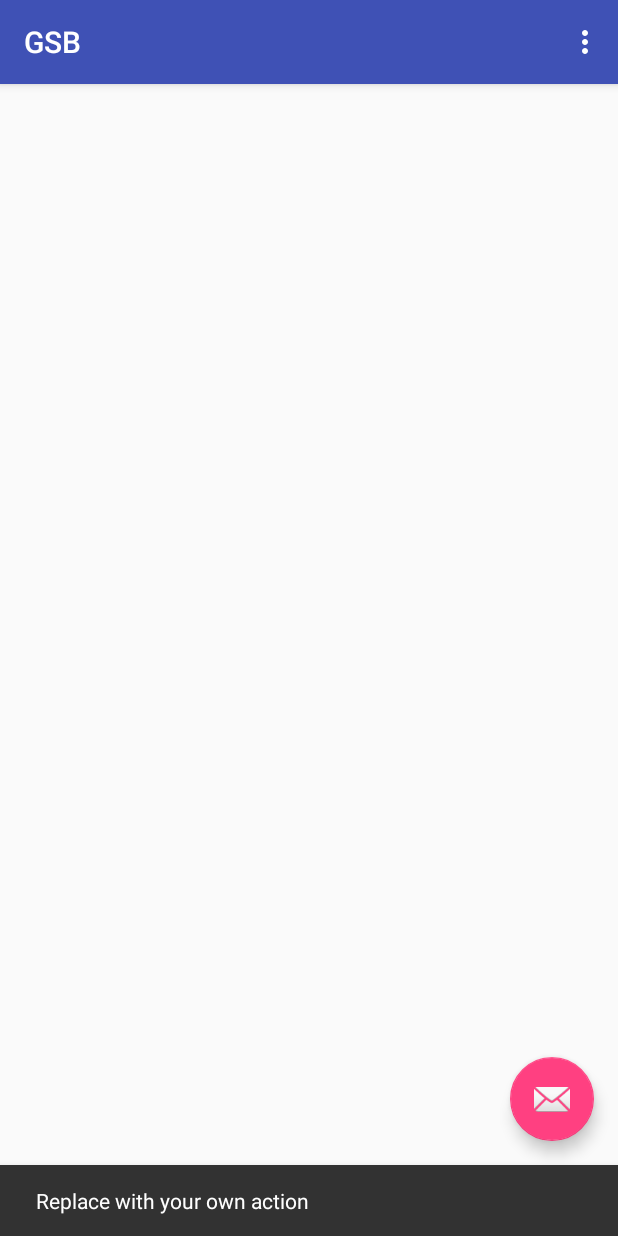
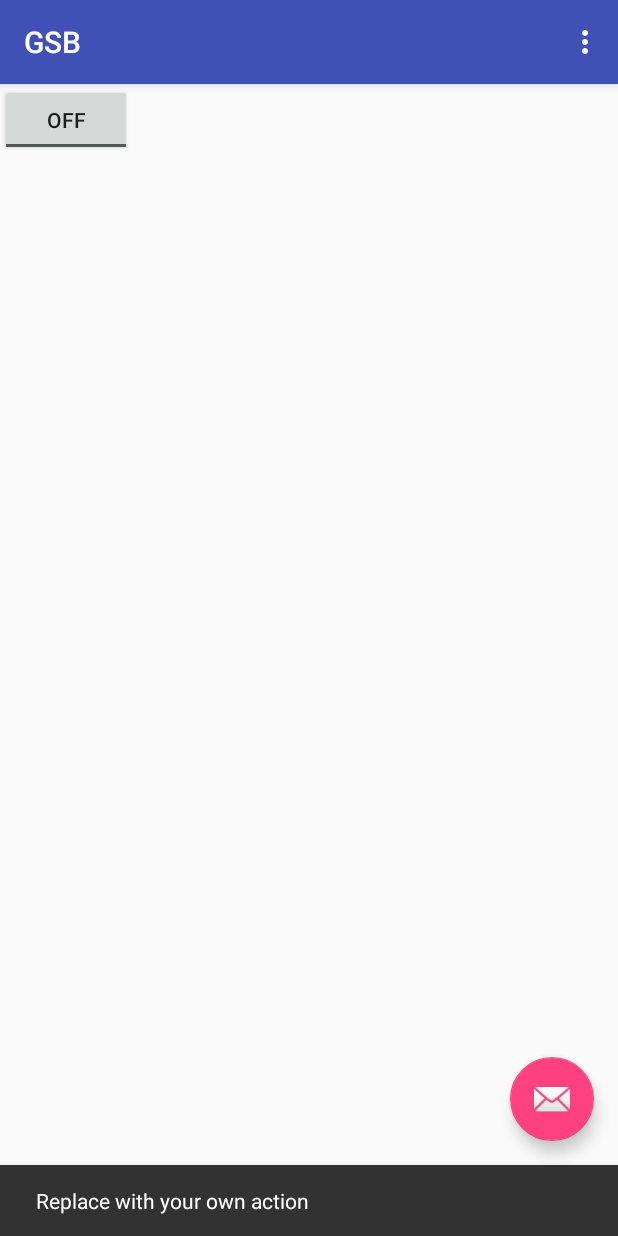
Before and after one commit to SophieBou/GSB, an Android app: the screen it shows after launch (MainActivity), after a tap on an icon or button, on a phone screen of 412 x 824 dp. Run offline under Robolectric (Android 15) with nearby library versions, the phone set to English and light mode, and no system bars.

Commit message:
commit test

```diff
--- a/app/src/main/res/layout/content_main.xml
+++ b/app/src/main/res/layout/content_main.xml
@@ -8,4 +8,11 @@
     tools:context="com.example.sophie.gsb.MainActivity"
     tools:showIn="@layout/activity_main">
 
+    <ToggleButton
+        android:id="@+id/toggleButton"
+        android:layout_width="wrap_content"
+        android:layout_height="wrap_content"
+        android:text="ToggleButton"
+        tools:layout_editor_absoluteX="107dp"
+        tools:layout_editor_absoluteY="180dp" />
 </android.support.constraint.ConstraintLayout>
```
